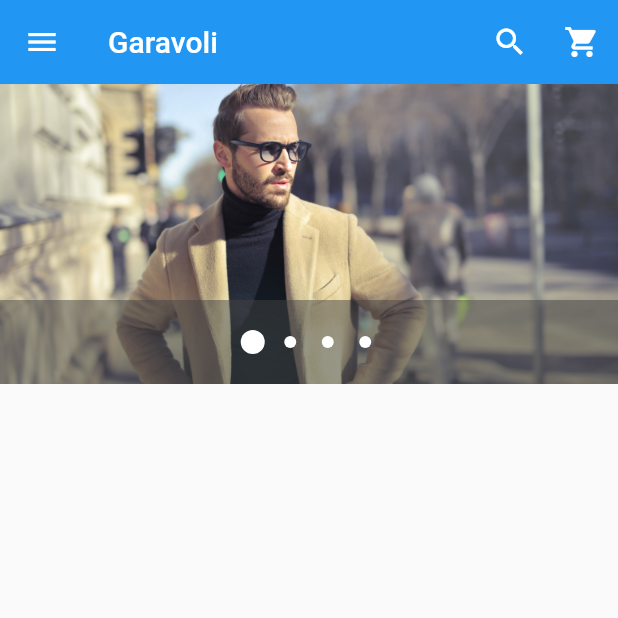
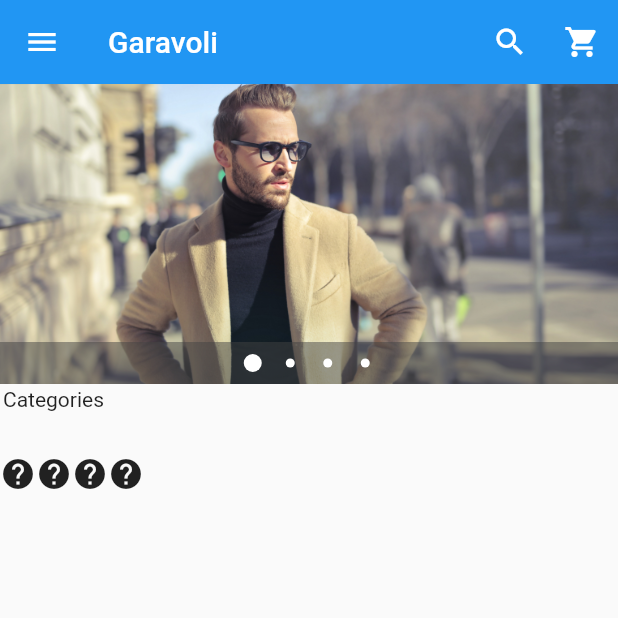
Before and after one commit to Elyas575/FlutterEcommerceDemo, a Flutter app: the screen it shows after launch, on a phone screen of 412 x 824 dp, the top half of it. Run offline on Flutter 3.47's test engine with Material 2 defaults, Android fonts, the phone set to English and light mode, and no system bars; drawn by our look-alikes of carousel_pro.

Commit message:
Carousel, Categories
Finished carousel working on categories.

V9.10

```diff
--- /dev/null
+++ b/lib/Components/horizontal_listview.dart
@@ -0,0 +1,51 @@
+import 'package:flutter/material.dart';
+
+class HorizontalList extends StatelessWidget {
+  @override
+  Widget build(BuildContext context) {
+    return Container(
+      height: 80.0,
+      child: ListView(
+        scrollDirection: Axis.horizontal,
+        children: <Widget> [
+          new Icon(Icons.help),
+          new Icon(Icons.help),
+          new Icon(Icons.help),
+          new Icon(Icons.help),
+
+
+
+
+        ],
+      ),
+
+    );
+  }
+}
+
+class Category extends StatelessWidget {
+  final String image_location;
+  final String image_caption;
+
+  Category({
+    this.image_location,
+    this.image_caption,
+});
+  @override
+  Widget build(BuildContext context) {
+    return Padding(padding: const EdgeInsets.all(2.0),
+    child: InkWell(
+      onTap: (){},
+      child: ListTile(
+        title: Image.asset(image_location),
+        subtitle: Text(image_caption),
+
+      ),
+
+    ), // it makes it clickable
+
+
+
+    );
+  }
+}
--- a/lib/main.dart
+++ b/lib/main.dart
@@ -1,5 +1,10 @@
 import 'package:flutter/material.dart';
 import 'package:carousel_pro/carousel_pro.dart';
+
+
+//my own imports
+import 'package:gradproject/Components/horizontal_listview.dart';
+
 void main (){
   runApp(
     MaterialApp(
@@ -26,6 +31,9 @@ class HomePage extends StatelessWidget {
       autoplay: false,
       animationCurve: Curves.fastOutSlowIn,
       animationDuration: Duration(milliseconds: 1000),
+      dotSize: 6.0,
+      indicatorBgPadding:  8.0,
+
     ),
   );
 
@@ -107,8 +115,15 @@ Divider(),
 
       ),
       body: new ListView(children: [
-        image_carousel
-      ],),
+        image_carousel, //padding widget
+        new Padding(padding: const EdgeInsets.all(2.0),
+        child: new Text('Categories'),),
+
+        // Horizontal List view begind here
+        HorizontalList(),
+
+      ],
+      ),
     );
   }
 }
```
